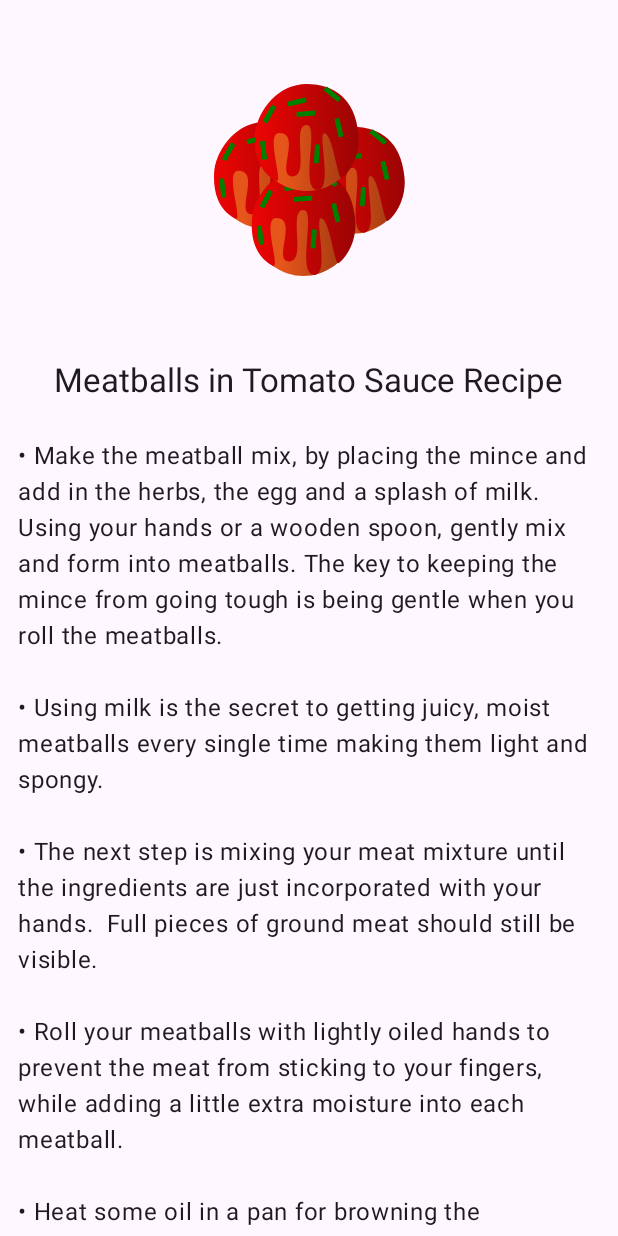
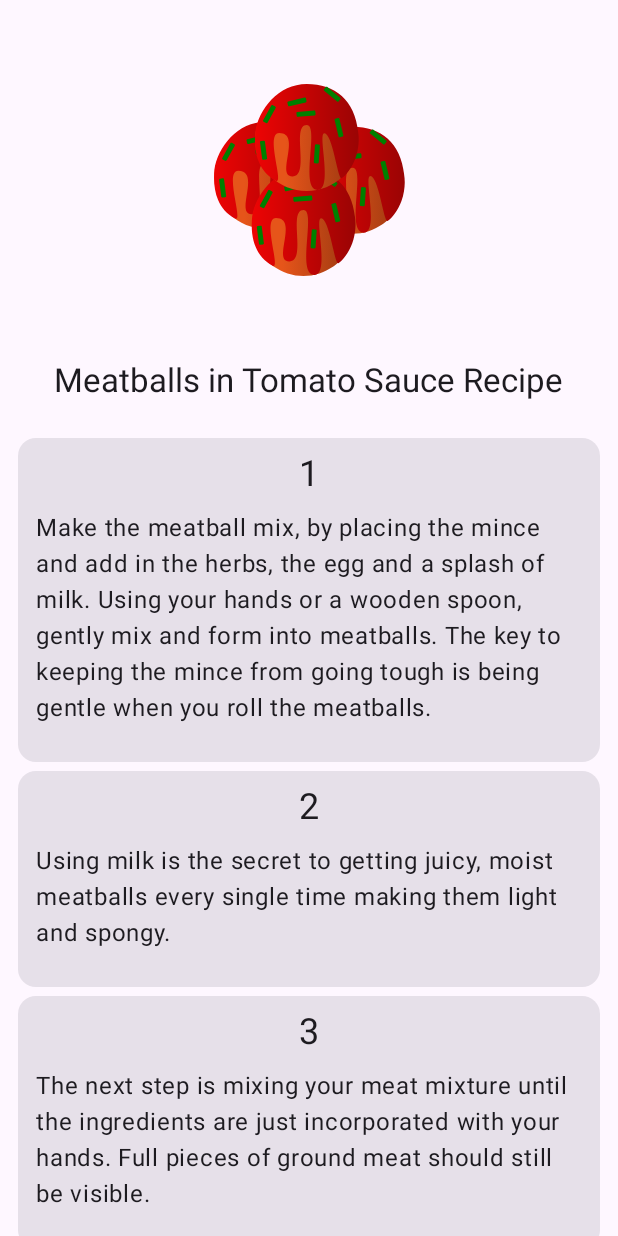
Before and after one commit to PhilexLive/MeatballsRecipe, an Android app built with Jetpack Compose: the screen it shows after launch (MainActivity), on a phone screen of 412 x 824 dp. Run offline under Robolectric (Android 15) with nearby library versions, the phone set to English and light mode, and no system bars.

Commit message:
Text moved to resources. More UI elements added.

```diff
--- a/app/src/main/java/com/philexliveprojects/meatballsrecipe/ui/MeatballsRecipe.kt
+++ b/app/src/main/java/com/philexliveprojects/meatballsrecipe/ui/MeatballsRecipe.kt
@@ -11,6 +11,7 @@ import androidx.compose.foundation.layout.size
 import androidx.compose.foundation.rememberScrollState
 import androidx.compose.foundation.text.ClickableText
 import androidx.compose.foundation.verticalScroll
+import androidx.compose.material3.Card
 import androidx.compose.material3.MaterialTheme
 import androidx.compose.material3.Surface
 import androidx.compose.material3.Text
@@ -20,15 +21,14 @@ import androidx.compose.ui.Modifier
 import androidx.compose.ui.layout.ContentScale
 import androidx.compose.ui.platform.LocalUriHandler
 import androidx.compose.ui.res.painterResource
-import androidx.compose.ui.text.AnnotatedString
-import androidx.compose.ui.text.SpanStyle
+import androidx.compose.ui.res.stringArrayResource
+import androidx.compose.ui.res.stringResource
 import androidx.compose.ui.text.buildAnnotatedString
-import androidx.compose.ui.text.style.TextDecoration
 import androidx.compose.ui.tooling.preview.Preview
 import androidx.compose.ui.unit.dp
 import com.philexliveprojects.meatballsrecipe.R
-import com.philexliveprojects.meatballsrecipe.ui.theme.Green100
-import com.philexliveprojects.meatballsrecipe.ui.theme.GreenA700
+
+val Margin = 12.dp
 
 @Composable
 fun MeatballsRecipe() {
@@ -36,7 +36,7 @@ fun MeatballsRecipe() {
         Modifier
             .fillMaxSize()
             .verticalScroll(rememberScrollState())
-            .padding(start = 12.dp, end = 12.dp, bottom = 32.dp)
+            .padding(horizontal = Margin)
     ) {
         Image(
             painterResource(R.drawable.meatballs),
@@ -52,18 +52,51 @@ fun MeatballsRecipe() {
             Modifier.align(Alignment.CenterHorizontally),
             style = MaterialTheme.typography.titleLarge
         )
-        val uriHandler = LocalUriHandler.current
         Spacer(Modifier.height(24.dp))
-        Text(Data.text, Modifier.fillMaxWidth())
-        ClickableText(
-            Data.linkText,
-            modifier = Modifier.align(Alignment.CenterHorizontally),
-            onClick = {
-                Data.linkText.getStringAnnotations("URL", it, it).firstOrNull()
-                    ?.let { stringAnnotation -> uriHandler.openUri(stringAnnotation.item) }
-            }
+        var number = 1
+        stringArrayResource(R.array.stages).forEach {
+            RecipeStageText(number = number, text = it)
+            Spacer(Modifier.height(6.dp))
+            number++
+        }
+        Link(
+            Modifier
+                .align(Alignment.CenterHorizontally)
+                .padding(start = 12.dp, top = 6.dp, end = 12.dp, bottom = 24.dp)
         )
     }
+}
+
+@Composable
+fun RecipeStageText(number: Int, text: String) {
+    Card {
+        Column(Modifier.fillMaxWidth()) {
+            Text(
+                text = number.toString(),
+                modifier = Modifier
+                    .padding(vertical = 8.dp)
+                    .align(Alignment.CenterHorizontally),
+                style = MaterialTheme.typography.headlineSmall
+            )
+            Text(
+                text = text,
+                modifier = Modifier.padding(start = Margin, end = Margin, bottom = 24.dp)
+            )
+        }
+    }
+}
+
+@Composable
+fun Link(modifier: Modifier) {
+    val uriHandler = LocalUriHandler.current
+    ClickableText(
+        text = buildAnnotatedString { append(stringResource(R.string.source)) },
+        onClick = { uriHandler.openUri("https://savvybites.co.uk/meatballs-in-tomato-sauce") },
+        modifier = modifier,
+        style = MaterialTheme.typography.headlineSmall.copy(
+            color = MaterialTheme.colorScheme.tertiary
+        )
+    )
 }
 
 @Preview(showSystemUi = true)
@@ -78,37 +111,3 @@ fun MeatballsRecipePreview() {
         }
     }
 }
-
-object Data {
-    val text: AnnotatedString
-        get() = buildAnnotatedString {
-            append(
-                "• Make the meatball mix, by placing the mince and add in the herbs, the egg and a splash of milk. Using your hands or a wooden spoon, gently mix and form into meatballs. The key to keeping the mince from going tough is being gentle when you roll the meatballs.\n\n" +
-                        "• Using milk is the secret to getting juicy, moist meatballs every single time making them light and spongy.\n\n" +
-                        "• The next step is mixing your meat mixture until the ingredients are just incorporated with your hands.  Full pieces of ground meat should still be visible.\n\n" +
-                        "• Roll your meatballs with lightly oiled hands to prevent the meat from sticking to your fingers, while adding a little extra moisture into each meatball.\n\n" +
-                        "• Heat some oil in a pan for browning the meatballs. We just fry them quickly to get colour on them and to form a golden crust and they finish cooking in the sauce. I used a nonstick skillet for this, but you can use a high sided regular skillet and make the sauce in it too.\n\n" +
-                        "• Once the meatballs are browned all the way around remove them from the pan and set onto a baking tray. You may need to do this in batches to brown all the meatballs. This recipe makes 20 meatballs.\n\n" +
-                        "• To make the sauce, heat some oil in a pan and soften the onion and garlic on medium heat. Add in some thyme and the tomato puree. Give it all a good stir and add in the passata. Add the meatballs to the sauce and simmer for about 10 minutes until the meatballs are cooked through.\n\n"
-            )
-        }
-    val linkText: AnnotatedString
-        get() = buildAnnotatedString {
-            val text = "Italian Meatballs in Tomato Sauce (All ingredients from Aldi) - Savvy Bites"
-            val start = 0
-            val end = text.length
-            append(text)
-            addStyle(
-                style = SpanStyle(
-                    color = GreenA700,
-                    textDecoration = TextDecoration.Underline
-                ), start = start, end = end
-            )
-            addStringAnnotation(
-                "URL",
-                "https://savvybites.co.uk/meatballs-in-tomato-sauce",
-                start,
-                end
-            )
-        }
-}
--- a/app/src/main/java/com/philexliveprojects/meatballsrecipe/ui/theme/Color.kt
+++ b/app/src/main/java/com/philexliveprojects/meatballsrecipe/ui/theme/Color.kt
@@ -9,5 +9,3 @@ val Green100 = Color(0xFFCCFF90)
 val Red800 = Color(0xFFC62828)
 val Orange900 = Color(0xFFBF360C)
 val Green700 = Color(0xFF689F38)
-
-val GreenA700 = Color(0xFF64DD17)
--- a/app/src/main/res/values/strings.xml
+++ b/app/src/main/res/values/strings.xml
@@ -1,3 +1,13 @@
 <resources>
     <string name="app_name">MeatballsRecipe</string>
+    <string-array name="stages">
+        <item name="first">Make the meatball mix, by placing the mince and add in the herbs, the egg and a splash of milk. Using your hands or a wooden spoon, gently mix and form into meatballs. The key to keeping the mince from going tough is being gentle when you roll the meatballs.</item>
+        <item name="second">Using milk is the secret to getting juicy, moist meatballs every single time making them light and spongy.</item>
+        <item name="third">The next step is mixing your meat mixture until the ingredients are just incorporated with your hands.  Full pieces of ground meat should still be visible.</item>
+        <item name="fourth">Roll your meatballs with lightly oiled hands to prevent the meat from sticking to your fingers, while adding a little extra moisture into each meatball.</item>
+        <item name="fifth">Heat some oil in a pan for browning the meatballs. We just fry them quickly to get colour on them and to form a golden crust and they finish cooking in the sauce. I used a nonstick skillet for this, but you can use a high sided regular skillet and make the sauce in it too.</item>
+        <item name="sixth">Once the meatballs are browned all the way around remove them from the pan and set onto a baking tray. You may need to do this in batches to brown all the meatballs. This recipe makes 20 meatballs.</item>
+        <item name="seventh">To make the sauce, heat some oil in a pan and soften the onion and garlic on medium heat. Add in some thyme and the tomato puree. Give it all a good stir and add in the passata. Add the meatballs to the sauce and simmer for about 10 minutes until the meatballs are cooked through.</item>
+    </string-array>
+    <string name="source">Source</string>
 </resources>
```
